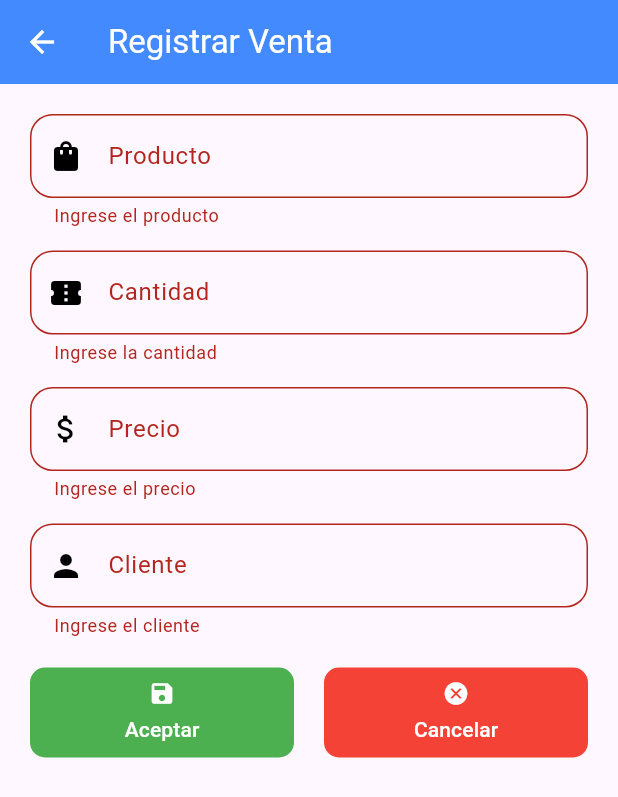
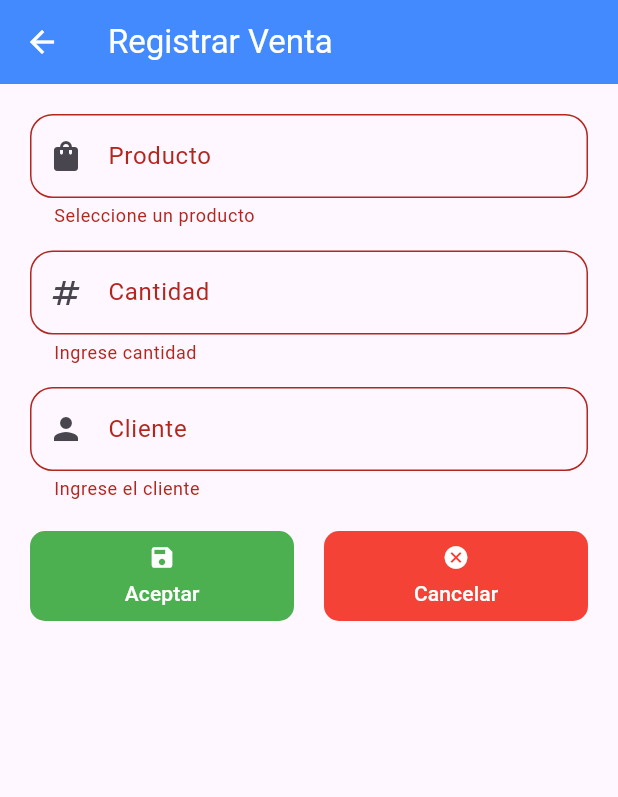
Before and after one commit to ISMAEL2003UTC/proyecto_final_movil, a Flutter app: the VentasFormScreen screen opened by its route, after a tap on "Aceptar", on a phone screen of 412 x 824 dp. Shown: the top 797 px of the screen. Run offline on Flutter 3.47's test engine with Material 3 defaults, Android fonts, the phone set to English and light mode, and no system bars; our stand-ins replace sqflite; accounts and stored records are empty.

Commit message:
cambios en bdd y ventas

```diff
--- a/app_con_datos/lib/repositories/category_repository.dart
+++ b/app_con_datos/lib/repositories/category_repository.dart
@@ -38,5 +38,4 @@ class CategoryRepository {
     return response.map((e) => CategoryModels.fromMap(e)).toList();
   }
 
-  //funcion para eliminar
 }
--- a/app_con_datos/lib/screens/sales/sales_form_screen.dart
+++ b/app_con_datos/lib/screens/sales/sales_form_screen.dart
@@ -1,4 +1,7 @@
 import 'package:flutter/material.dart';
+import '../../models/products_models.dart';
+import '../../models/sale_detail_models.dart';
+import '../../repositories/products_repository.dart';
 
 class VentasFormScreen extends StatefulWidget {
   const VentasFormScreen({super.key});
@@ -9,10 +12,27 @@ class VentasFormScreen extends StatefulWidget {
 
 class _VentasFormScreenState extends State<VentasFormScreen> {
   final formKey = GlobalKey<FormState>();
+
   final productoController = TextEditingController();
   final cantidadController = TextEditingController();
   final precioController = TextEditingController();
   final clienteController = TextEditingController();
+
+  final ProductsRepository productsRepo = ProductsRepository();
+
+  List<ProductsModels> productos = [];
+  ProductsModels? productoSeleccionado;
+
+  @override
+  void initState() {
+    super.initState();
+    cargarProductos();
+  }
+
+  Future<void> cargarProductos() async {
+    productos = await productsRepo.getAll();
+    setState(() {});
+  }
 
   @override
   Widget build(BuildContext context) {
@@ -28,19 +48,54 @@ class _VentasFormScreenState extends State<VentasFormScreen> {
           key: formKey,
           child: Column(
             children: [
-              // Producto
-              TextFormField(
-                controller: productoController,
-                validator: (value) => value == null || value.isEmpty
-                    ? "Ingrese el producto"
+              /// PRODUCTO (AUTOCOMPLETE)
+              Autocomplete<ProductsModels>(
+                optionsBuilder: (TextEditingValue value) {
+                  if (value.text.isEmpty) {
+                    return const Iterable<ProductsModels>.empty();
+                  }
+                  return productos.where(
+                        (p) => p.nombre
+                        .toLowerCase()
+                        .contains(value.text.toLowerCase()),
+                  );
+                },
+                displayStringForOption: (option) => option.nombre,
+                onSelected: (selection) {
+                  productoSeleccionado = selection;
+                  productoController.text = selection.nombre;
+                  precioController.text = selection.precio.toString();
+                },
+                fieldViewBuilder:
+                    (context, controller, focusNode, onFieldSubmitted) {
+                  return TextFormField(
+                    controller: controller,
+                    focusNode: focusNode,
+                    validator: (_) => productoSeleccionado == null
+                        ? 'Seleccione un producto'
                         : null,
                     decoration: InputDecoration(
                       labelText: 'Producto',
-                  hintText: 'Ingrese el nombre del producto',
-                  prefixIcon: const Icon(
-                    Icons.shopping_bag,
-                    color: Colors.black,
+                      prefixIcon: const Icon(Icons.shopping_bag),
+                      border: OutlineInputBorder(
+                        borderRadius: BorderRadius.circular(15),
                       ),
+                    ),
+                  );
+                },
+              ),
+
+              const SizedBox(height: 15),
+
+              /// CANTIDAD
+              TextFormField(
+                controller: cantidadController,
+                keyboardType: TextInputType.number,
+                validator: (value) =>
+                value == null || value.isEmpty ? 'Ingrese cantidad' : null,
+                decoration: InputDecoration(
+                  labelText: 'Cantidad',
+                  prefixIcon: const Icon(Icons.numbers),
                   border: OutlineInputBorder(
                     borderRadius: BorderRadius.circular(15),
                   ),
@@ -49,59 +104,14 @@ class _VentasFormScreenState extends State<VentasFormScreen> {
 
               const SizedBox(height: 15),
 
-              // Cantidad
-              TextFormField(
-                controller: cantidadController,
-                keyboardType: TextInputType.number,
-                validator: (value) => value == null || value.isEmpty
-                    ? "Ingrese la cantidad"
-                    : null,
-                decoration: InputDecoration(
-                  labelText: 'Cantidad',
-                  hintText: 'Ingrese la cantidad',
-                  prefixIcon: const Icon(
-                    Icons.confirmation_number,
-                    color: Colors.black,
-                  ),
-                  border: OutlineInputBorder(
-                    borderRadius: BorderRadius.circular(15),
-                  ),
-                ),
-              ),
-
-              const SizedBox(height: 15),
-
-              // Precio
-              TextFormField(
-                controller: precioController,
-                keyboardType: TextInputType.number,
-                validator: (value) =>
-                    value == null || value.isEmpty ? "Ingrese el precio" : null,
-                decoration: InputDecoration(
-                  labelText: 'Precio',
-                  hintText: 'Ingrese el precio unitario',
-                  prefixIcon: const Icon(
-                    Icons.attach_money,
-                    color: Colors.black,
-                  ),
-                  border: OutlineInputBorder(
-                    borderRadius: BorderRadius.circular(15),
-                  ),
-                ),
-              ),
-
-              const SizedBox(height: 15),
-
-              // Cliente
+              /// CLIENTE
               TextFormField(
                 controller: clienteController,
-                validator: (value) => value == null || value.isEmpty
-                    ? "Ingrese el cliente"
-                    : null,
+                validator: (value) =>
+                value == null || value.isEmpty ? "Ingrese el cliente" : null,
                 decoration: InputDecoration(
                   labelText: 'Cliente',
-                  hintText: 'Ingrese el nombre del cliente',
-                  prefixIcon: const Icon(Icons.person, color: Colors.black),
+                  prefixIcon: const Icon(Icons.person),
                   border: OutlineInputBorder(
                     borderRadius: BorderRadius.circular(15),
                   ),
@@ -110,7 +120,7 @@ class _VentasFormScreenState extends State<VentasFormScreen> {
 
               const SizedBox(height: 20),
 
-              // Botones Aceptar / Cancelar
+              /// BOTONES ACEPTAR / CANCELAR
               Row(
                 children: [
                   Expanded(
@@ -118,14 +128,21 @@ class _VentasFormScreenState extends State<VentasFormScreen> {
                       height: 60,
                       child: TextButton(
                         onPressed: () {
-                          if (formKey.currentState!.validate()) {
+                          if (!formKey.currentState!.validate()) return;
+                          if (productoSeleccionado == null) return;
+
+                          final subtotal = productoSeleccionado!.precio *
+                              int.parse(cantidadController.text);
+
                           ScaffoldMessenger.of(context).showSnackBar(
-                              const SnackBar(
-                                content: Text("Venta registrada"),
+                            SnackBar(
+                              content: Text(
+                                  "Producto: ${productoSeleccionado!.nombre} - Total: \$${subtotal.toStringAsFixed(2)}"),
                               backgroundColor: Colors.green,
                             ),
                           );
-                          }
+
+                          // Aquí luego guardarás la venta y los detalles
                         },
                         style: TextButton.styleFrom(
                           backgroundColor: Colors.green,
--- a/app_con_datos/lib/settings/database_connection.dart
+++ b/app_con_datos/lib/settings/database_connection.dart
@@ -43,6 +43,7 @@ class DatabaseConnection {
           descripcion TEXT,
           precio REAL NOT NULL,
           costo REAL NOT NULL,
+          stock INTEGER NOT NULL,
           categoriaId INTEGER,
           FOREIGN KEY (categoriaId) REFERENCES categories(id)
         );
```
Also changed, not shown: app_con_datos/lib/models/sale_detail_models.dart (added, +39 -0 lines), app_con_datos/lib/models/sales_models.dart (added, +33 -0 lines), app_con_datos/lib/repositories/sale_detail_repository.dart (added, +22 -0 lines), app_con_datos/lib/repositories/sales_repository.dart (added, +27 -0 lines). Lines whose indentation alone changed are shown as unchanged.
